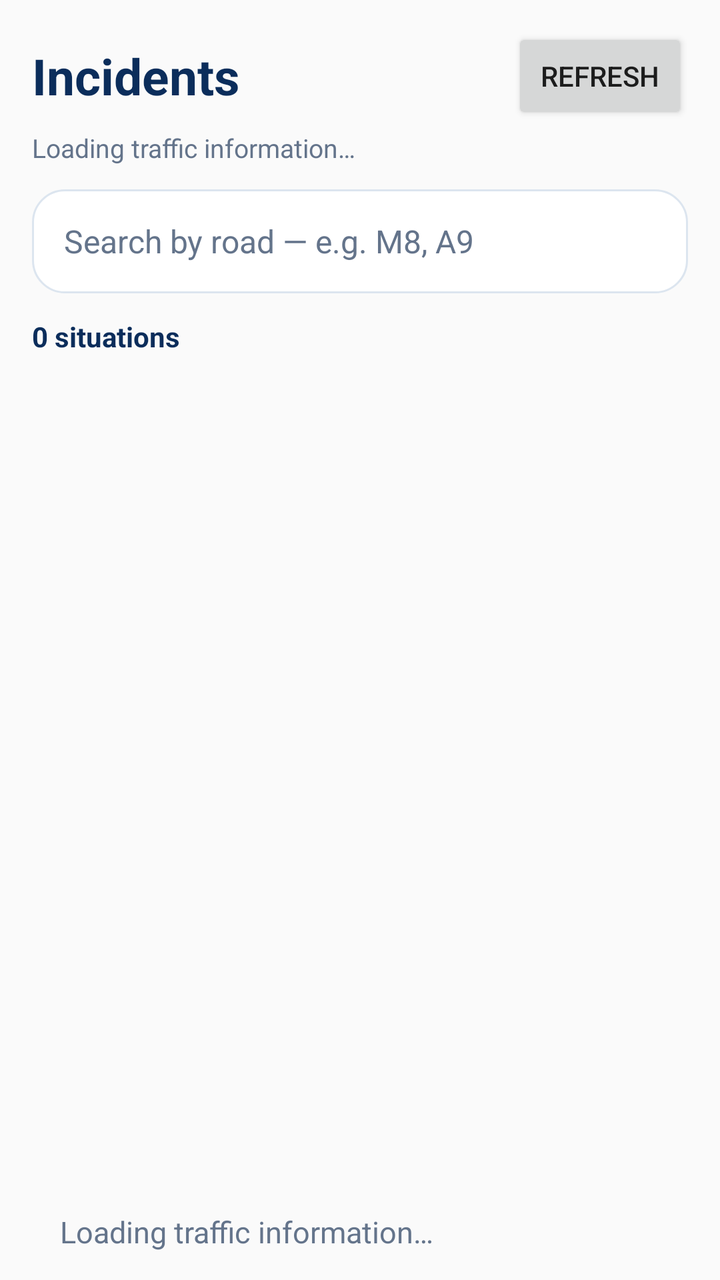
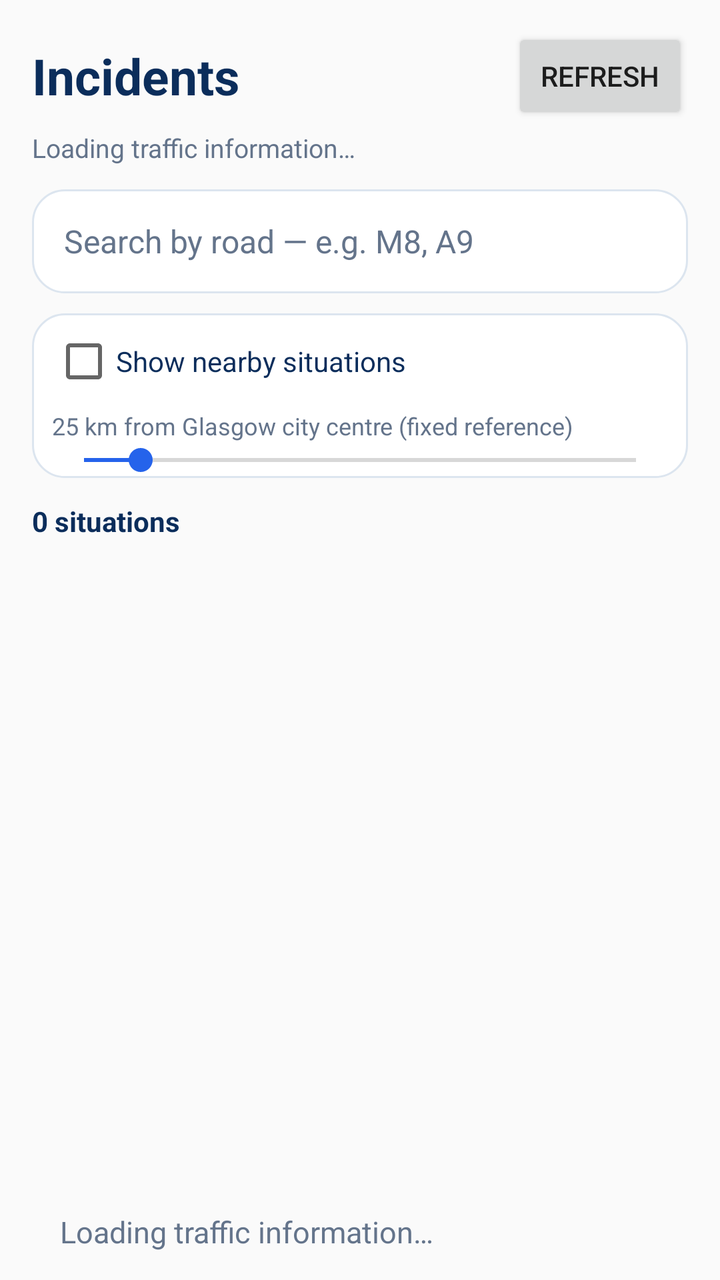

Before-and-after screenshots of an Android layout around one commit, followed by the original layout XML and the change that was made.
<!-- AndroidManifest.xml: application theme Theme.TrafficScotlandExplorer -->
<!-- res/layout/fragment_traffic_list.xml -->
<?xml version="1.0" encoding="utf-8"?>
<LinearLayout xmlns:android="http://schemas.android.com/apk/res/android"
    android:layout_width="match_parent"
    android:layout_height="match_parent"
    android:orientation="vertical"
    android:paddingHorizontal="16dp"
    android:paddingTop="14dp">
    <LinearLayout
        android:layout_width="match_parent"
        android:layout_height="wrap_content"
        android:gravity="center_vertical"
        android:orientation="horizontal">
        <TextView
            android:id="@+id/listTitle"
            android:layout_width="0dp"
            android:layout_height="wrap_content"
            android:layout_weight="1"
            android:text="@string/incidents"
            android:textColor="@color/navy"
            android:textSize="25sp"
            android:textStyle="bold" />
        <Button
            android:id="@+id/listRefresh"
            android:layout_width="wrap_content"
            android:layout_height="wrap_content"
            android:text="@string/refresh" />
    </LinearLayout>
    <TextView
        android:id="@+id/listSource"
        android:layout_width="match_parent"
        android:layout_height="wrap_content"
        android:paddingTop="3dp"
        android:text="@string/loading"
        android:textColor="@color/subtitle"
        android:textSize="13sp" />
    <EditText
        android:id="@+id/roadSearch"
        android:layout_width="match_parent"
        android:layout_height="52dp"
        android:layout_marginTop="12dp"
        android:background="@drawable/bg_card"
        android:hint="@string/search_road"
        android:inputType="textCapCharacters"
        android:paddingHorizontal="16dp"
        android:singleLine="true"
        android:textColor="@color/ink"
        android:textColorHint="@color/subtitle"
        android:textSize="16sp" />
    <TextView
        android:id="@+id/listCount"
        android:layout_width="match_parent"
        android:layout_height="wrap_content"
        android:paddingTop="12dp"
        android:paddingBottom="7dp"
        android:text="@string/results_count_placeholder"
        android:textColor="@color/navy"
        android:textSize="14sp"
        android:textStyle="bold" />
    <ListView
        android:id="@+id/situationList"
        android:layout_width="match_parent"
        android:layout_height="0dp"
        android:layout_weight="1"
        android:cacheColorHint="@android:color/transparent"
        android:divider="@android:color/transparent"
        android:dividerHeight="9dp"
        android:scrollbars="vertical" />
    <TextView
        android:id="@+id/listEmptyMessage"
        android:layout_width="match_parent"
        android:layout_height="wrap_content"
        android:padding="14dp"
        android:text="@string/loading"
        android:textColor="@color/subtitle"
        android:textSize="15sp" />
</LinearLayout>
<!-- resources referenced by this layout -->
<resources>
  <color name="ink">#172B4D</color>
  <color name="navy">#0B2D5B</color>
  <color name="subtitle">#64748B</color>
  <!-- drawable bg_card (drawable) -->
  <?xml version="1.0" encoding="utf-8"?>
  <shape xmlns:android="http://schemas.android.com/apk/res/android">
      <solid android:color="@color/white" />
      <corners android:radius="16dp" />
      <stroke android:width="1dp" android:color="@color/panel_stroke" />
  </shape>
  <string name="incidents">Incidents</string>
  <string name="loading">Loading traffic information…</string>
  <string name="refresh">Refresh</string>
  <string name="results_count_placeholder">0 situations</string>
  <string name="search_road">Search by road — e.g. M8, A9</string>
  <style name="Theme.TrafficScotlandExplorer" parent="Theme.AppCompat.Light.NoActionBar">
          <item name="colorPrimary">@color/accent</item>
          <item name="colorAccent">@color/accent</item>
          <item name="android:statusBarColor">@color/background</item>
          <item name="android:windowLightStatusBar">true</item>
      </style>
  <color name="white">#FFFFFF</color>
  <color name="panel_stroke">#DCE5EF</color>
  <color name="accent">#2563EB</color>
  <color name="background">#F3F6FA</color>
</resources>

<!-- the commit's change to res/layout/fragment_traffic_list.xml (unified diff, before → after) -->
@@ -46,6 +46,35 @@
         android:textColor="@color/ink"
         android:textColorHint="@color/subtitle"
         android:textSize="16sp" />
+
+    <LinearLayout
+        android:layout_width="match_parent"
+        android:layout_height="wrap_content"
+        android:layout_marginTop="10dp"
+        android:background="@drawable/bg_card"
+        android:orientation="vertical"
+        android:paddingHorizontal="10dp">
+        <CheckBox
+            android:id="@+id/nearbyOnly"
+            android:layout_width="match_parent"
+            android:layout_height="48dp"
+            android:text="@string/nearby_filter"
+            android:textColor="@color/navy" />
+        <TextView
+            android:id="@+id/radiusLabel"
+            android:layout_width="match_parent"
+            android:layout_height="wrap_content"
+            android:text="@string/nearby_radius_default"
+            android:textColor="@color/subtitle"
+            android:textSize="12sp" />
+        <SeekBar
+            android:id="@+id/nearbyRadius"
+            android:layout_width="match_parent"
+            android:layout_height="wrap_content"
+            android:max="195"
+            android:progress="20"
+            android:contentDescription="@string/radius_description" />
+    </LinearLayout>
     <TextView
         android:id="@+id/listCount"
         android:layout_width="match_parent"
<!-- resource entries referenced after the edit -->
@@ -12,6 +12,9 @@
   </shape>
   <string name="incidents">Incidents</string>
   <string name="loading">Loading traffic information…</string>
+  <string name="nearby_filter">Show nearby situations</string>
+  <string name="nearby_radius_default">25 km from Glasgow city centre (fixed reference)</string>
+  <string name="radius_description">Nearby search radius in kilometres</string>
   <string name="refresh">Refresh</string>
   <string name="results_count_placeholder">0 situations</string>
   <string name="search_road">Search by road — e.g. M8, A9</string>
